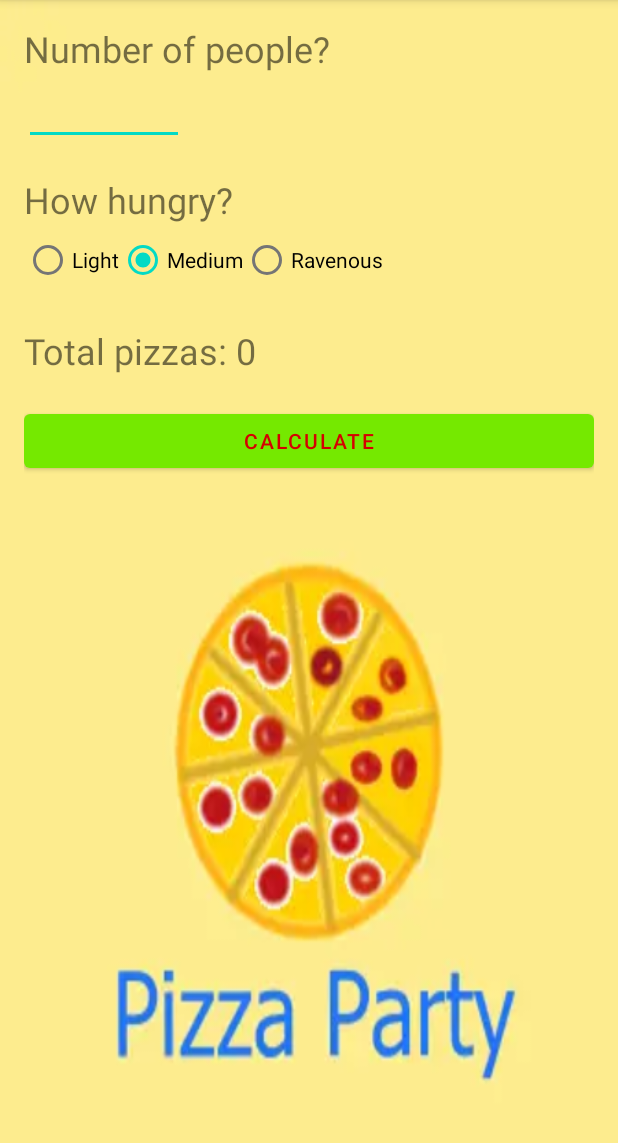
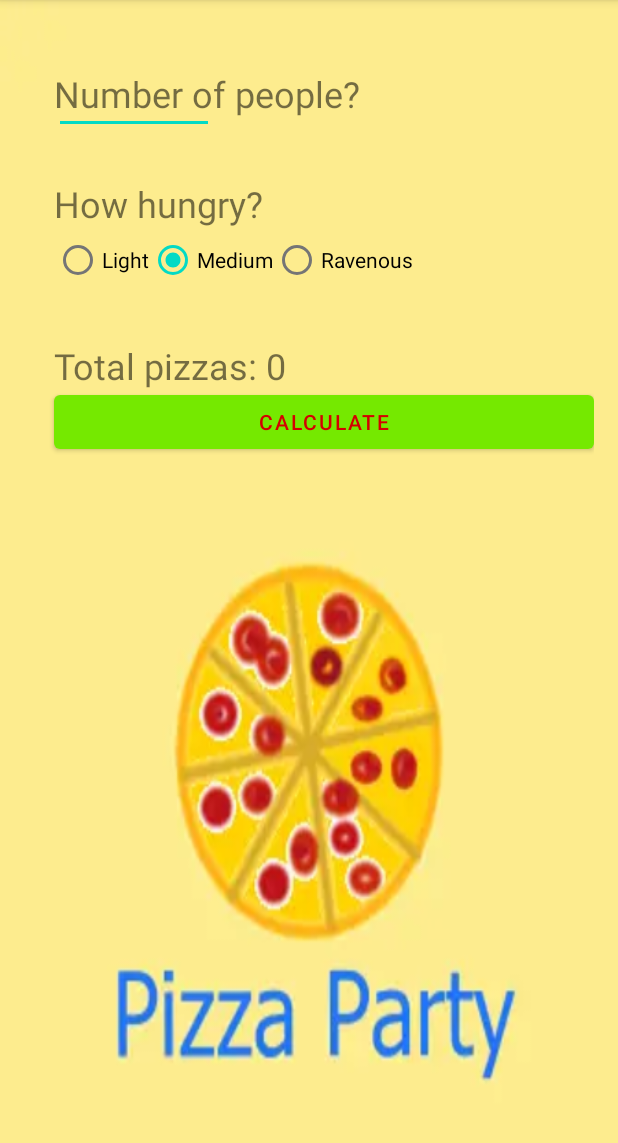
Before and after one commit to 7ArmanSh7/Pizza-Party, an Android app: the screen it shows after launch (MainActivity), after a tap on "CALCULATE", on a phone screen of 412 x 824 dp, the part 84-1227 px from its top. Run offline under Robolectric (Android 15) with nearby library versions, the phone set to English and light mode, and no system bars.

Commit message:
Added dimension resources and replaced linearlayput with constraintlayout

```diff
--- a/app/src/main/java/com/zybooks/pizzaparty/MainActivity.kt
+++ b/app/src/main/java/com/zybooks/pizzaparty/MainActivity.kt
@@ -6,9 +6,6 @@ import android.widget.EditText
 import android.widget.RadioGroup
 import android.widget.TextView
 import androidx.appcompat.app.AppCompatActivity
-import kotlin.math.ceil
-
-const val SLICES_PER_PIZZA = 8
 
 class MainActivity : AppCompatActivity() {
 
@@ -39,21 +36,21 @@ class MainActivity : AppCompatActivity() {
         val numAttendStr = numAttendEditText.text.toString()
 
         // Convert the text into an integer
-        val numAttend = numAttendStr.toInt()
+        val numAttend = numAttendStr.toIntOrNull() ?: 0
 
-        // Determine how many slices on average each person will eat
-        // 2 slices of pizza per person for light,
-        // 3 slices of pizza per person for medium,
-        // and 4 slices of pizza per person for ravenous,
-        val slicesPerPerson = when (howHungryRadioGroup.checkedRadioButtonId) {
-            R.id.light_radio_button -> 2
-            R.id.medium_radio_button -> 3
-            else -> 4
+        // Get hunger level selection
+        val hungerLevel = when (howHungryRadioGroup.getCheckedRadioButtonId()) {
+            R.id.light_radio_button -> PizzaCalculator.HungerLevel.LIGHT
+            R.id.medium_radio_button -> PizzaCalculator.HungerLevel.MEDIUM
+            else -> PizzaCalculator.HungerLevel.RAVENOUS
         }
 
-        // Calculate and show the number of pizzas needed
-        val totalPizzas = ceil(numAttend * slicesPerPerson / SLICES_PER_PIZZA.toDouble()).toInt()
-        //Sets the result to the text of  numPizzasTextView
-        numPizzasTextView.text = "Total pizzas: $totalPizzas"
+        // Get the number of pizzas needed
+        val calc = PizzaCalculator(numAttend, hungerLevel)
+        val totalPizzas = calc.totalPizzas
+
+        // Place totalPizzas into the string resource and display
+        val totalText = getString(R.string.total_pizzas_num, totalPizzas)
+        numPizzasTextView.setText(totalText)
     }
 }
--- a/app/src/main/java/com/zybooks/pizzaparty/PizzaCalculator.kt
+++ b/app/src/main/java/com/zybooks/pizzaparty/PizzaCalculator.kt
@@ -1,4 +1,25 @@
 package com.zybooks.pizzaparty
 
-class PizzaCalculator {
+import kotlin.math.ceil
+
+const val SLICES_PER_PIZZA = 8
+
+class PizzaCalculator(partySize: Int, var hungerLevel: HungerLevel) {
+    var partySize = 0
+        set(value) {
+            field = if (value >= 0) value else 0
+        }
+
+    enum class HungerLevel(var numSlices: Int) {
+        LIGHT(2), MEDIUM(3), RAVENOUS(4)
+    }
+
+    val totalPizzas: Int
+        get() {
+            return ceil(partySize * hungerLevel.numSlices / SLICES_PER_PIZZA.toDouble()).toInt()
+        }
+
+    init {
+        this.partySize = partySize
+    }
 }
--- a/app/src/main/res/layout/activity_main.xml
+++ b/app/src/main/res/layout/activity_main.xml
@@ -1,46 +1,67 @@
 <?xml version="1.0" encoding="utf-8"?>
-<LinearLayout xmlns:android="http://schemas.android.com/apk/res/android"
+<androidx.constraintlayout.widget.ConstraintLayout xmlns:android="http://schemas.android.com/apk/res/android"
+    xmlns:app="http://schemas.android.com/apk/res-auto"
     xmlns:tools="http://schemas.android.com/tools"
     android:id="@+id/activity_main"
     android:layout_width="match_parent"
     android:layout_height="match_parent"
     android:orientation="vertical"
-    android:paddingBottom="16dp"
-    android:paddingLeft="16dp"
-    android:paddingRight="16dp"
-    android:paddingTop="16dp"
+    android:paddingBottom="@dimen/parent_vertical_padding"
+    android:paddingLeft="@dimen/parent_horizontal_padding"
+    android:paddingRight="@dimen/parent_horizontal_padding"
+    android:paddingTop="@dimen/parent_vertical_padding"
     tools:context="com.zybooks.pizzaparty.MainActivity"
     android:background="@drawable/pizaapartybackground">
 
     <TextView
+        android:id="@+id/num_people"
         android:layout_width="wrap_content"
         android:layout_height="wrap_content"
         android:text="@string/number_of_people"
-        android:textSize="24sp"
-        android:labelFor="@id/num_attend_edit_text" />
+        android:textSize="@dimen/text_size"
+        android:labelFor="@id/num_attend_edit_text"
+        app:layout_constraintTop_toTopOf="parent"
+        app:layout_constraintLeft_toLeftOf="parent"
+        android:layout_marginLeft="@dimen/activity_horizontal_margin"
+        android:layout_marginBottom="@dimen/activity_vertical_margin"
+        android:layout_marginTop="@dimen/activity_vertical_margin"/>
 
     <EditText
         android:id="@+id/num_attend_edit_text"
+        android:layout_width="0dp"
+        android:layout_height="wrap_content"
+        android:minHeight="@dimen/edit_text_min_height"
+        android:inputType="number"
+        android:ems="5"
+        android:importantForAutofill="no"
+        android:layout_marginLeft="@dimen/activity_horizontal_margin"
+        app:layout_constraintLeft_toLeftOf="parent"
+        app:layout_constraintBaseline_toBaselineOf="@id/num_people"
+        app:layout_constraintLeft_toRightOf="@id/num_people"    />
+
+    <TextView
+        android:id="@+id/how_hungry"
         android:layout_width="wrap_content"
         android:layout_height="wrap_content"
-        android:minHeight="48dp"
-        android:inputType="number"
-        android:ems="5"
-        android:importantForAutofill="no" />
-
-    <TextView
-        android:layout_width="wrap_content"
-        android:layout_height="wrap_content"
-        android:layout_marginTop="20dp"
+        android:layout_marginTop="@dimen/activity_vertical_margin"
+        android:layout_marginLeft="@dimen/activity_horizontal_margin"
         android:text="@string/how_hungry"
-        android:textSize="24sp"
-        android:labelFor="@id/hungry_radio_group" />
+        android:textSize="@dimen/text_size"
+        android:labelFor="@id/hungry_radio_group"
+        app:layout_constraintLeft_toLeftOf="parent"
+        app:layout_constraintTop_toBottomOf="@id/num_attend_edit_text"
+        />
 
     <RadioGroup
         android:id="@+id/hungry_radio_group"
         android:layout_width="fill_parent"
         android:layout_height="wrap_content"
-        android:orientation="horizontal">
+        android:orientation="horizontal"
+        android:layout_marginTop="@dimen/activity_vertical_margin"
+        android:layout_marginLeft="@dimen/activity_horizontal_margin"
+        app:layout_constraintLeft_toRightOf="parent"
+        app:layout_constraintTop_toTopOf="@id/how_hungry"
+        >
         <RadioButton
             android:id="@+id/light_radio_button"
             android:text="@string/light"
@@ -64,8 +85,11 @@
         android:text="@string/total_pizzas"
         android:layout_width="wrap_content"
         android:layout_height="wrap_content"
-        android:layout_marginTop="20dp"
-        android:textSize="24sp"
+        android:layout_marginTop="@dimen/activity_vertical_margin"
+        android:textSize="@dimen/text_size"
+        android:layout_marginLeft="@dimen/activity_horizontal_margin"
+        app:layout_constraintLeft_toLeftOf="parent"
+        app:layout_constraintTop_toBottomOf="@id/hungry_radio_group"
         />
 
     <Button
@@ -73,7 +97,10 @@
         android:text="@string/calculate"
         android:layout_width="match_parent"
         android:layout_height="wrap_content"
-        android:layout_marginTop="20dp"
+        android:layout_marginTop="@dimen/activity_vertical_margin"
         android:onClick="CALCULATE"
+        android:layout_marginLeft="@dimen/activity_horizontal_margin"
+        app:layout_constraintLeft_toRightOf="parent"
+        app:layout_constraintTop_toTopOf="@id/num_pizzas_text_view"
         />
-</LinearLayout>
+</androidx.constraintlayout.widget.ConstraintLayout>
--- /dev/null
+++ b/app/src/main/res/values/dimens.xml
@@ -0,0 +1,9 @@
+<!-- dimens.xml -->
+<resources>
+    <dimen name="parent_horizontal_padding">16dp</dimen>
+    <dimen name="parent_vertical_padding">16dp</dimen>
+    <dimen name="activity_horizontal_margin">20dp</dimen>
+    <dimen name="activity_vertical_margin">30dp</dimen>
+    <dimen name="edit_text_min_height">48dp</dimen>
+    <dimen name="text_size">24sp</dimen>
+</resources>
```
